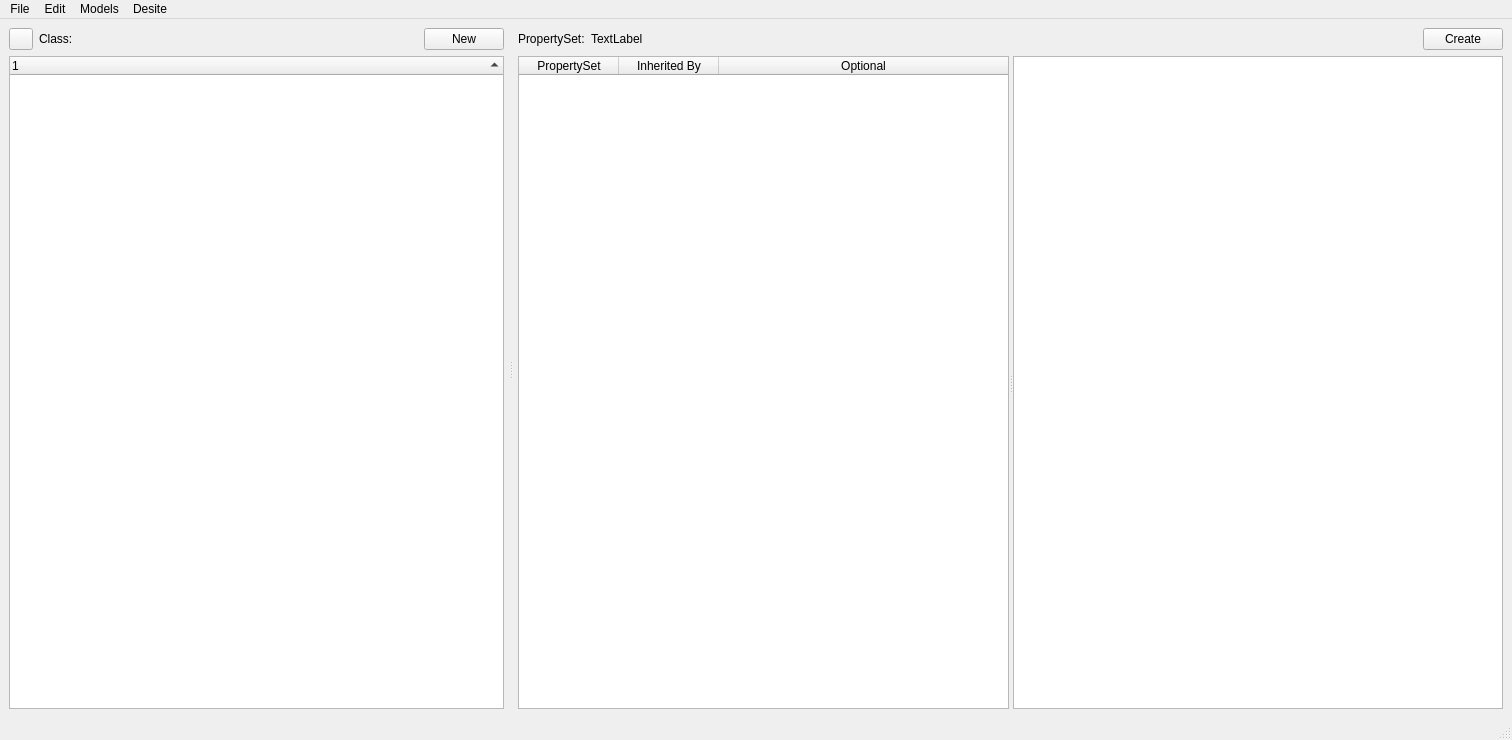
c-mellueh/SOM-Toolkit, file som_gui/module/main_window/qt/MainWindow.ui: the form before one commit.
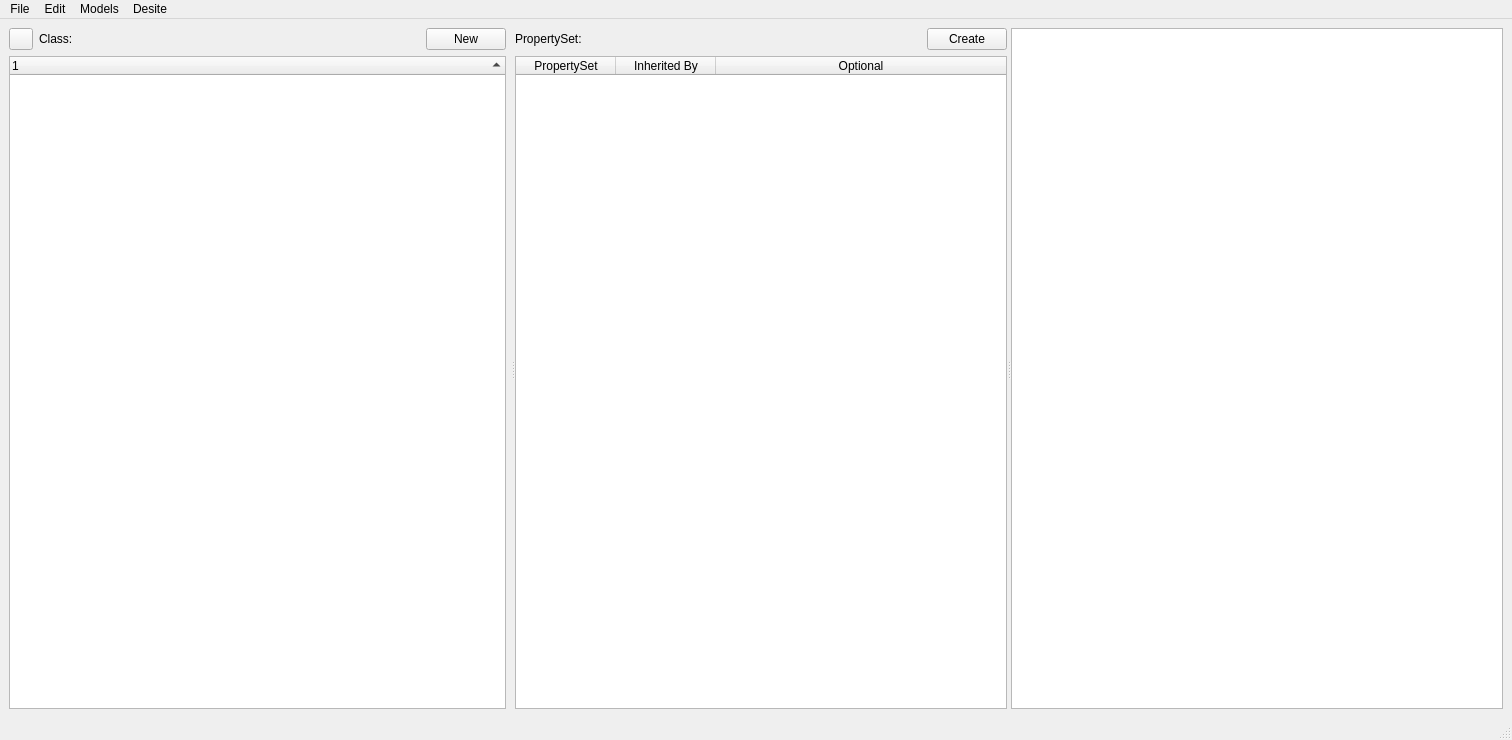
The form after the commit. Icons and pictures are not drawn. Custom widgets are drawn as their Qt base class.

Diff of the .ui file:
```diff
--- a/som_gui/module/main_window/qt/MainWindow.ui
+++ b/som_gui/module/main_window/qt/MainWindow.ui
@@ -158,21 +158,9 @@
         </item>
        </layout>
       </widget>
-      <widget class="QWidget" name="box_layout_pset" native="true">
-       <layout class="QGridLayout" name="gridLayout">
-        <property name="leftMargin">
-         <number>5</number>
-        </property>
-        <property name="topMargin">
-         <number>0</number>
-        </property>
-        <property name="rightMargin">
-         <number>0</number>
-        </property>
-        <property name="bottomMargin">
-         <number>0</number>
-        </property>
-        <item row="2" column="0" colspan="2">
+      <widget class="QWidget" name="verticalLayoutWidget">
+       <layout class="QVBoxLayout" name="vertical_layout_pset">
+        <item>
          <layout class="QHBoxLayout" name="horizontalLayout_pSet_button">
           <item>
            <widget class="QLabel" name="label_pset">
@@ -196,7 +184,7 @@
              </sizepolicy>
             </property>
             <property name="text">
-             <string>TextLabel</string>
+             <string/>
             </property>
            </widget>
           </item>
@@ -218,17 +206,7 @@
           </item>
          </layout>
         </item>
-        <item row="3" column="0" colspan="2">
-         <widget class="QSplitter" name="splitter_2">
-          <property name="sizePolicy">
-           <sizepolicy hsizetype="Expanding" vsizetype="Expanding">
-            <horstretch>0</horstretch>
-            <verstretch>0</verstretch>
-           </sizepolicy>
-          </property>
-          <property name="orientation">
-           <enum>Qt::Orientation::Horizontal</enum>
-          </property>
+        <item>
           <widget class="PsetTableWidget" name="table_pset">
            <property name="sizePolicy">
             <sizepolicy hsizetype="Preferred" vsizetype="Expanding">
@@ -282,6 +260,9 @@
             </property>
            </column>
           </widget>
+        </item>
+       </layout>
+      </widget>
           <widget class="AttributeTable" name="table_attribute">
            <property name="contextMenuPolicy">
             <enum>Qt::ContextMenuPolicy::CustomContextMenu</enum>
@@ -300,10 +281,6 @@
         </item>
        </layout>
       </widget>
-     </widget>
-    </item>
-   </layout>
-  </widget>
   <widget class="QMenuBar" name="menubar">
    <property name="geometry">
     <rect>
```
Left out of the diff: 1 changed line with no effect on the pictures. Lines whose indentation alone changed are shown as unchanged.
